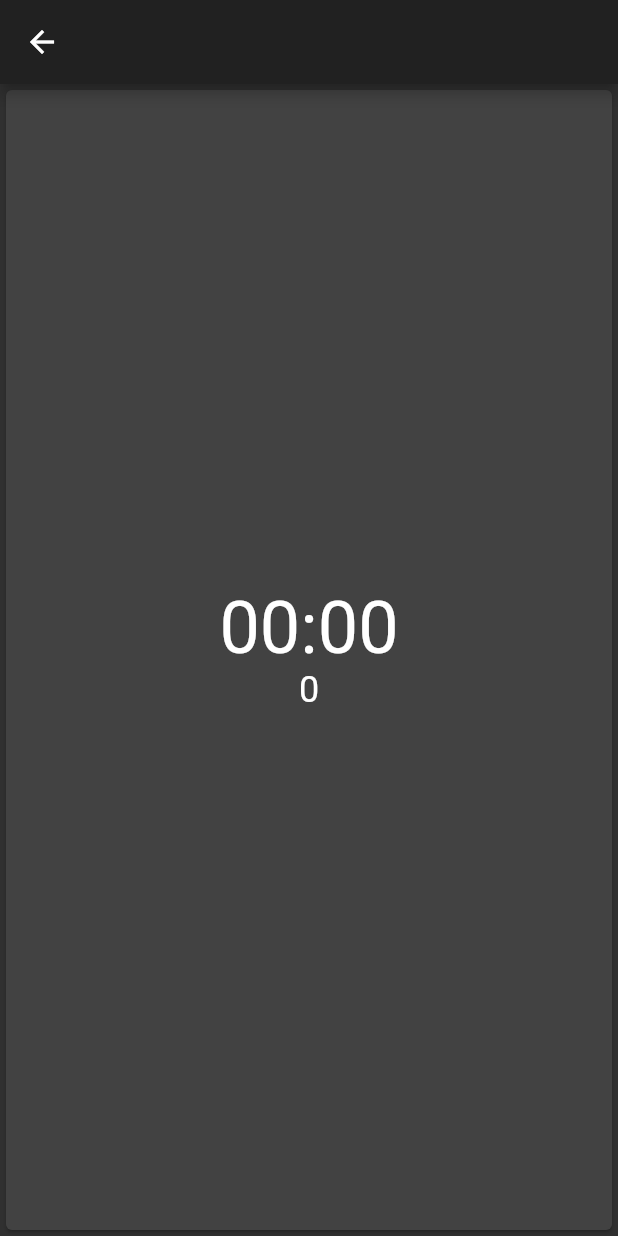
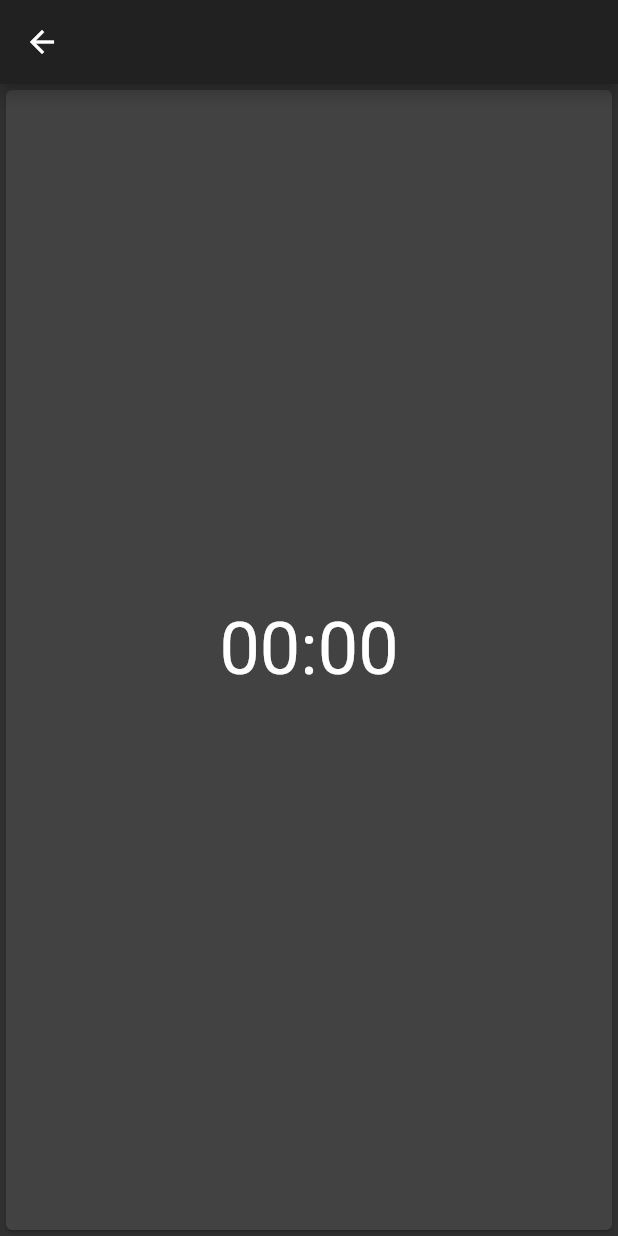
Before and after one commit to WojDob/FocuMoji, a Flutter app: the screen it shows after launch, after a tap on "Start", on a phone screen of 412 x 824 dp. Run offline on Flutter 3.47's test engine with Material 2 defaults, Android fonts, the phone set to English and light mode, and no system bars; our stand-ins replace google_fonts.

Commit message:
Refactor code with a yolo chatgpt copy paste

```diff
--- a/lib/main.dart
+++ b/lib/main.dart
@@ -21,7 +21,7 @@ class SquareTimer extends StatelessWidget {
       home: MultiProvider(
         providers: [
           ChangeNotifierProvider(create: (context) => TabManager()),
-          ChangeNotifierProvider(create: (context) => TimerManager()),
+          // ChangeNotifierProvider(create: (context) => TimerManager()),
         ],
         child: Home(),
       ),
--- a/lib/models/timer_manager.dart
+++ b/lib/models/timer_manager.dart
@@ -2,27 +2,25 @@ import 'package:flutter/material.dart';
 import 'dart:async';
 
 class TimerManager extends ChangeNotifier {
-  int initialTimeInMinutes = 1;
-  int _minutes = 0;
-  int _seconds = 0;
-  int _totalRemainingSeconds = 0;
-  bool isRunning = false;
+  final int initialTimeInMinutes;
+  int _totalRemainingSeconds;
   Timer? _timer;
 
-  int get minutes => _minutes;
-  int get seconds => _seconds;
+  int get minutes => _totalRemainingSeconds ~/ 60;
+  int get seconds => _totalRemainingSeconds % 60;
   int get totalRemainingSeconds => _totalRemainingSeconds;
 
-  TimerManager();
-  TimerManager.started(this.initialTimeInMinutes) {
-    isRunning = true;
-    setTimer(initialTimeInMinutes);
+  TimerManager({required this.initialTimeInMinutes})
+      : _totalRemainingSeconds = initialTimeInMinutes * 60;
+
+  TimerManager.started({required this.initialTimeInMinutes})
+      : _totalRemainingSeconds = initialTimeInMinutes * 60 {
+    startTimer();
   }
 
   void setTimer(int minutes) {
     _timer?.cancel();
     _totalRemainingSeconds = 60 * minutes;
-    _setDigits(_totalRemainingSeconds);
     startTimer();
     notifyListeners();
   }
@@ -31,31 +29,19 @@ class TimerManager extends ChangeNotifier {
     _timer?.cancel();
 
     _timer = Timer.periodic(Duration(seconds: 1), (_) {
-      const reduceSecondsBy = 1;
+      _totalRemainingSeconds--;
 
-      _totalRemainingSeconds = _totalRemainingSeconds - reduceSecondsBy;
       if (_totalRemainingSeconds < 0) {
-        isRunning = false;
-
-        notifyListeners();
         _timer!.cancel();
       } else {
-        _setDigits(_totalRemainingSeconds);
         notifyListeners();
       }
     });
   }
 
-  void _setDigits(int remainingSeconds) {
-    _minutes = remainingSeconds ~/ 60;
-    _seconds = remainingSeconds - (_minutes * 60);
-  }
-
   @override
   void dispose() {
     _timer?.cancel();
-    isRunning = false;
-
     super.dispose();
   }
 }
--- a/lib/screens/countdown_screen.dart
+++ b/lib/screens/countdown_screen.dart
@@ -12,39 +12,43 @@ class CountdownScreen extends StatelessWidget {
     final timerProvider = context.watch<TimerManager>();
 
     return Scaffold(
-      appBar: AppBar(
+      appBar: _buildAppBar(context),
+      body: Center(
+        child: Card(
+          child: Row(
+            mainAxisAlignment: MainAxisAlignment.spaceEvenly,
+            children: [
+              Column(
+                mainAxisAlignment: MainAxisAlignment.center,
+                children: [
+                  _buildTimeText(timerProvider),
+                  SizedBox(height: 16),
+                  SquaresGrid(
+                      totalNumberOfSquares: timerProvider.initialTimeInMinutes)
+                ],
+              ),
+            ],
+          ),
+        ),
+      ),
+    );
+  }
+
+  AppBar _buildAppBar(BuildContext context) {
+    return AppBar(
       leading: IconButton(
         icon: Icon(Icons.arrow_back),
         onPressed: () {
           Navigator.pop(context);
         },
       ),
-      ),
-      body: Center(
-        child: Card(
-          child: SizedBox(
-            // width: 300,
-            // height: 200,
-            child: Row(
-              mainAxisAlignment: MainAxisAlignment.spaceEvenly,
-              children: [
-                Column(
-                  mainAxisAlignment: MainAxisAlignment.center,
-                  children: [
-                    Text(
+    );
+  }
+
+  Text _buildTimeText(TimerManager timerProvider) {
+    return Text(
       '${timerProvider.minutes.toString().padLeft(2, '0')}:${timerProvider.seconds.toString().padLeft(2, '0')}',
       style: TextStyle(fontSize: 48),
-                    ),
-                    SquaresGrid(
-                        totalNumberOfSquares:
-                            timerProvider.initialTimeInMinutes),
-                  ],
-                ),
-              ],
-            ),
-          ),
-        ),
-      ),
     );
   }
 }
@@ -60,14 +64,12 @@ class SquaresGrid extends StatefulWidget {
 
 class _SquaresGridState extends State<SquaresGrid> {
   List<bool> squaresShown = [];
-  List<bool> squaresFilled = [];
 
   @override
   void initState() {
     super.initState();
 
     squaresShown = List.generate(widget.totalNumberOfSquares, (index) => false);
-
     revealSquares();
   }
 
@@ -82,9 +84,8 @@ class _SquaresGridState extends State<SquaresGrid> {
 
   @override
   Widget build(BuildContext context) {
-    int rowCount =
-        (sqrt(widget.totalNumberOfSquares)).ceil(); // Calculate the rowCount
-    double gridWidth = rowCount * 24.0; // Width for the GridView.
+    int rowCount = (sqrt(widget.totalNumberOfSquares)).ceil();
+    double gridWidth = rowCount * 24.0;
     final timerProvider = context.watch<TimerManager>();
     int numberOfActiveSquares =
         (timerProvider.totalRemainingSeconds / 60).ceil();
@@ -92,17 +93,9 @@ class _SquaresGridState extends State<SquaresGrid> {
     List<bool> squaresFilled = List.generate(widget.totalNumberOfSquares,
         (index) => index < numberOfActiveSquares ? true : false);
 
-    return Column(
-      children: [
-        Text(
-          widget.totalNumberOfSquares.toString(),
-          style: TextStyle(fontSize: 24),
-        ),
-        SizedBox(height: 16),
-        SizedBox(
-          // Wrap the GridView.builder with Container
-          width: gridWidth, // Set the width for the Container.
-          height: gridWidth, // Set the height for the Container.
+    return SizedBox(
+      width: gridWidth,
+      height: gridWidth,
       child: GridView.builder(
         physics: NeverScrollableScrollPhysics(),
         itemCount: widget.totalNumberOfSquares,
@@ -111,22 +104,26 @@ class _SquaresGridState extends State<SquaresGrid> {
           mainAxisSpacing: 4,
           crossAxisSpacing: 4,
         ),
-            itemBuilder: (context, index) => Container(
+        itemBuilder: (context, index) => _buildSquare(index, squaresFilled),
+      ),
+    );
+  }
+
+  Container _buildSquare(int index, List<bool> squaresFilled) {
+    return Container(
       width: 200,
       height: 200,
       decoration: BoxDecoration(
         borderRadius: BorderRadius.circular(5),
-                color:
-                    (squaresFilled[index]) ? Colors.yellow : Colors.transparent,
+        color: (squaresFilled[index] && squaresShown[index])
+            ? Colors.yellow
+            : Colors.transparent,
         border: Border.all(
-                  color:
-                      squaresShown[index] ? Colors.black : Colors.transparent,
+          color: (!squaresFilled[index] && squaresShown[index])
+              ? Colors.yellow
+              : Colors.transparent,
         ),
       ),
-            ),
-          ),
-        ),
-      ],
     );
   }
 }
--- a/lib/screens/timer_screen.dart
+++ b/lib/screens/timer_screen.dart
@@ -46,8 +46,8 @@ class _TimerScreenState extends State<TimerScreen> {
                         MaterialPageRoute(
                           builder: (BuildContext context) =>
                               ChangeNotifierProvider(
-                            create: (context) =>
-                                TimerManager.started(_sliderValue.toInt()),
+                            create: (context) => TimerManager.started(
+                                initialTimeInMinutes: _sliderValue.toInt()),
                             builder: (context, child) => CountdownScreen(),
                           ),
                         ),
```
Also changed, not shown: 3 other files. Lines whose indentation alone changed are shown as unchanged.
